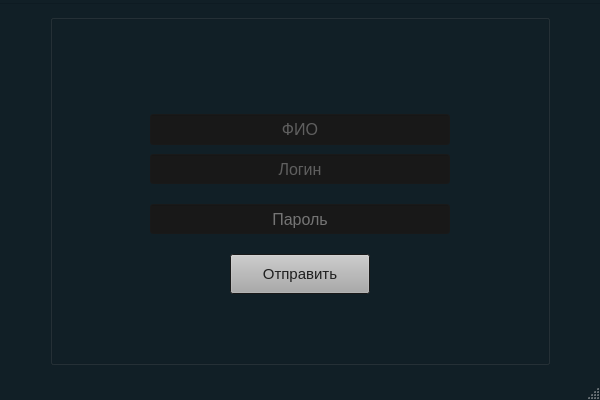
Above: mainwindow.ui from WinnersDunice/dunice_desktop_admin before the change. Below: the same form after it.
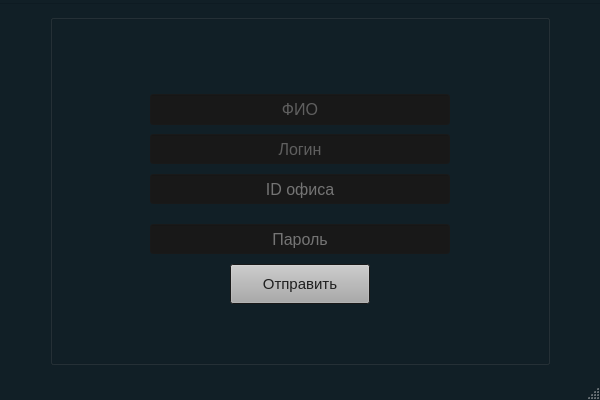
That is the form after the change. Icons and pictures are not drawn.

Patch:
```diff
--- a/mainwindow.ui
+++ b/mainwindow.ui
@@ -775,7 +775,7 @@
      <property name="geometry">
       <rect>
        <x>100</x>
-       <y>100</y>
+       <y>80</y>
        <width>300</width>
        <height>31</height>
       </rect>
@@ -1175,7 +1175,7 @@
      <property name="geometry">
       <rect>
        <x>100</x>
-       <y>140</y>
+       <y>120</y>
        <width>300</width>
        <height>30</height>
       </rect>
@@ -1566,7 +1566,7 @@
      <property name="geometry">
       <rect>
        <x>100</x>
-       <y>190</y>
+       <y>210</y>
        <width>300</width>
        <height>30</height>
       </rect>
@@ -1960,7 +1960,7 @@
      <property name="geometry">
       <rect>
        <x>180</x>
-       <y>240</y>
+       <y>250</y>
        <width>140</width>
        <height>40</height>
       </rect>
@@ -2402,24 +2402,11 @@
       <bool>false</bool>
      </property>
     </widget>
-    <widget class="QLabel" name="ERROR_SENDER">
-     <property name="geometry">
-      <rect>
-       <x>170</x>
-       <y>270</y>
-       <width>151</width>
-       <height>20</height>
-      </rect>
-     </property>
-     <property name="text">
-      <string/>
-     </property>
-    </widget>
     <widget class="QLabel" name="IBSDUNICW_ICON">
      <property name="geometry">
       <rect>
        <x>190</x>
-       <y>29</y>
+       <y>15</y>
        <width>120</width>
        <height>62</height>
       </rect>
@@ -2441,7 +2428,7 @@
      <property name="geometry">
       <rect>
        <x>100</x>
-       <y>290</y>
+       <y>295</y>
        <width>300</width>
        <height>20</height>
       </rect>
@@ -2453,6 +2440,403 @@
       <set>Qt::AlignmentFlag::AlignCenter</set>
      </property>
     </widget>
+    <widget class="QLineEdit" name="ID_FIELD">
+     <property name="geometry">
+      <rect>
+       <x>100</x>
+       <y>160</y>
+       <width>300</width>
+       <height>30</height>
+      </rect>
+     </property>
+     <property name="palette">
+      <palette>
+       <active>
+        <colorrole role="WindowText">
+         <brush brushstyle="SolidPattern">
+          <color alpha="255">
+           <red>236</red>
+           <green>236</green>
+           <blue>236</blue>
+          </color>
+         </brush>
+        </colorrole>
+        <colorrole role="Button">
+         <brush brushstyle="SolidPattern">
+          <color alpha="255">
+           <red>36</red>
+           <green>36</green>
+           <blue>36</blue>
+          </color>
+         </brush>
+        </colorrole>
+        <colorrole role="Light">
+         <brush brushstyle="SolidPattern">
+          <color alpha="255">
+           <red>133</red>
+           <green>170</green>
+           <blue>120</blue>
+          </color>
+         </brush>
+        </colorrole>
+        <colorrole role="Midlight">
+         <brush brushstyle="SolidPattern">
+          <color alpha="255">
+           <red>79</red>
+           <green>79</green>
+           <blue>79</blue>
+          </color>
+         </brush>
+        </colorrole>
+        <colorrole role="Mid">
+         <brush brushstyle="SolidPattern">
+          <color alpha="255">
+           <red>70</red>
+           <green>70</green>
+           <blue>70</blue>
+          </color>
+         </brush>
+        </colorrole>
+        <colorrole role="Text">
+         <brush brushstyle="SolidPattern">
+          <color alpha="255">
+           <red>245</red>
+           <green>245</green>
+           <blue>245</blue>
+          </color>
+         </brush>
+        </colorrole>
+        <colorrole role="BrightText">
+         <brush brushstyle="SolidPattern">
+          <color alpha="255">
+           <red>209</red>
+           <green>209</green>
+           <blue>209</blue>
+          </color>
+         </brush>
+        </colorrole>
+        <colorrole role="ButtonText">
+         <brush brushstyle="SolidPattern">
+          <color alpha="255">
+           <red>240</red>
+           <green>240</green>
+           <blue>240</blue>
+          </color>
+         </brush>
+        </colorrole>
+        <colorrole role="Base">
+         <brush brushstyle="SolidPattern">
+          <color alpha="255">
+           <red>24</red>
+           <green>24</green>
+           <blue>24</blue>
+          </color>
+         </brush>
+        </colorrole>
+        <colorrole role="Window">
+         <brush brushstyle="SolidPattern">
+          <color alpha="255">
+           <red>35</red>
+           <green>35</green>
+           <blue>35</blue>
+          </color>
+         </brush>
+        </colorrole>
+        <colorrole role="Highlight">
+         <brush brushstyle="SolidPattern">
+          <color alpha="255">
+           <red>2</red>
+           <green>160</green>
+           <blue>93</blue>
+          </color>
+         </brush>
+        </colorrole>
+        <colorrole role="AlternateBase">
+         <brush brushstyle="SolidPattern">
+          <color alpha="255">
+           <red>39</red>
+           <green>39</green>
+           <blue>39</blue>
+          </color>
+         </brush>
+        </colorrole>
+        <colorrole role="ToolTipText">
+         <brush brushstyle="SolidPattern">
+          <color alpha="255">
+           <red>207</red>
+           <green>207</green>
+           <blue>207</blue>
+          </color>
+         </brush>
+        </colorrole>
+        <colorrole role="PlaceholderText">
+         <brush brushstyle="SolidPattern">
+          <color alpha="128">
+           <red>208</red>
+           <green>208</green>
+           <blue>208</blue>
+          </color>
+         </brush>
+        </colorrole>
+       </active>
+       <inactive>
+        <colorrole role="WindowText">
+         <brush brushstyle="SolidPattern">
+          <color alpha="255">
+           <red>236</red>
+           <green>236</green>
+           <blue>236</blue>
+          </color>
+         </brush>
+        </colorrole>
+        <colorrole role="Button">
+         <brush brushstyle="SolidPattern">
+          <color alpha="255">
+           <red>36</red>
+           <green>36</green>
+           <blue>36</blue>
+          </color>
+         </brush>
+        </colorrole>
+        <colorrole role="Light">
+         <brush brushstyle="SolidPattern">
+          <color alpha="255">
+           <red>133</red>
+           <green>170</green>
+           <blue>120</blue>
+          </color>
+         </brush>
+        </colorrole>
+        <colorrole role="Midlight">
+         <brush brushstyle="SolidPattern">
+          <color alpha="255">
+           <red>79</red>
+           <green>79</green>
+           <blue>79</blue>
+          </color>
+         </brush>
+        </colorrole>
+        <colorrole role="Mid">
+         <brush brushstyle="SolidPattern">
+          <color alpha="255">
+           <red>70</red>
+           <green>70</green>
+           <blue>70</blue>
+          </color>
+         </brush>
+        </colorrole>
+        <colorrole role="Text">
+         <brush brushstyle="SolidPattern">
+          <color alpha="255">
+           <red>245</red>
+           <green>245</green>
+           <blue>245</blue>
+          </color>
+         </brush>
+        </colorrole>
+        <colorrole role="BrightText">
+         <brush brushstyle="SolidPattern">
+          <color alpha="255">
+           <red>209</red>
+           <green>209</green>
+           <blue>209</blue>
+          </color>
+         </brush>
+        </colorrole>
+        <colorrole role="ButtonText">
+         <brush brushstyle="SolidPattern">
+          <color alpha="255">
+           <red>240</red>
+           <green>240</green>
+           <blue>240</blue>
+          </color>
+         </brush>
+        </colorrole>
+        <colorrole role="Base">
+         <brush brushstyle="SolidPattern">
+          <color alpha="255">
+           <red>24</red>
+           <green>24</green>
+           <blue>24</blue>
+          </color>
+         </brush>
+        </colorrole>
+        <colorrole role="Window">
+         <brush brushstyle="SolidPattern">
+          <color alpha="255">
+           <red>35</red>
+           <green>35</green>
+           <blue>35</blue>
+          </color>
+         </brush>
+        </colorrole>
+        <colorrole role="Highlight">
+         <brush brushstyle="SolidPattern">
+          <color alpha="255">
+           <red>2</red>
+           <green>160</green>
+           <blue>93</blue>
+          </color>
+         </brush>
+        </colorrole>
+        <colorrole role="AlternateBase">
+         <brush brushstyle="SolidPattern">
+          <color alpha="255">
+           <red>39</red>
+           <green>39</green>
+           <blue>39</blue>
+          </color>
+         </brush>
+        </colorrole>
+        <colorrole role="ToolTipText">
+         <brush brushstyle="SolidPattern">
+          <color alpha="255">
+           <red>207</red>
+           <green>207</green>
+           <blue>207</blue>
+          </color>
+         </brush>
+        </colorrole>
+        <colorrole role="PlaceholderText">
+         <brush brushstyle="SolidPattern">
+          <color alpha="128">
+           <red>208</red>
+           <green>208</green>
+           <blue>208</blue>
+          </color>
+         </brush>
+        </colorrole>
+       </inactive>
+       <disabled>
+        <colorrole role="Button">
+         <brush brushstyle="SolidPattern">
+          <color alpha="255">
+           <red>36</red>
+           <green>36</green>
+           <blue>36</blue>
+          </color>
+         </brush>
+        </colorrole>
+        <colorrole role="Light">
+         <brush brushstyle="SolidPattern">
+          <color alpha="255">
+           <red>133</red>
+           <green>170</green>
+           <blue>120</blue>
+          </color>
+         </brush>
+        </colorrole>
+        <colorrole role="Midlight">
+         <brush brushstyle="SolidPattern">
+          <color alpha="255">
+           <red>79</red>
+           <green>79</green>
+           <blue>79</blue>
+          </color>
+         </brush>
+        </colorrole>
+        <colorrole role="Mid">
+         <brush brushstyle="SolidPattern">
+          <color alpha="255">
+           <red>70</red>
+           <green>70</green>
+           <blue>70</blue>
+          </color>
+         </brush>
+        </colorrole>
+        <colorrole role="BrightText">
+         <brush brushstyle="SolidPattern">
+          <color alpha="255">
+           <red>209</red>
+           <green>209</green>
+           <blue>209</blue>
+          </color>
+         </brush>
+        </colorrole>
+        <colorrole role="Base">
+         <brush brushstyle="SolidPattern">
+          <color alpha="255">
+           <red>35</red>
+           <green>35</green>
+           <blue>35</blue>
+          </color>
+         </brush>
+        </colorrole>
+        <colorrole role="Window">
+         <brush brushstyle="SolidPattern">
+          <color alpha="255">
+           <red>35</red>
+           <green>35</green>
+           <blue>35</blue>
+          </color>
+         </brush>
+        </colorrole>
+        <colorrole role="Highlight">
+         <brush brushstyle="SolidPattern">
+          <color alpha="255">
+           <red>109</red>
+           <green>170</green>
+           <blue>145</blue>
+          </color>
+         </brush>
+        </colorrole>
+        <colorrole role="AlternateBase">
+         <brush brushstyle="SolidPattern">
+          <color alpha="255">
+           <red>39</red>
+           <green>39</green>
+           <blue>39</blue>
+          </color>
+         </brush>
+        </colorrole>
+        <colorrole role="ToolTipText">
+         <brush brushstyle="SolidPattern">
+          <color alpha="255">
+           <red>207</red>
+           <green>207</green>
+           <blue>207</blue>
+          </color>
+         </brush>
+        </colorrole>
+        <colorrole role="PlaceholderText">
+         <brush brushstyle="SolidPattern">
+          <color alpha="128">
+           <red>208</red>
+           <green>208</green>
+           <blue>208</blue>
+          </color>
+         </brush>
+        </colorrole>
+       </disabled>
+      </palette>
+     </property>
+     <property name="font">
+      <font>
+       <family>Segoe UI</family>
+       <pointsize>12</pointsize>
+       <kerning>true</kerning>
+       <fontweight>Medium</fontweight>
+      </font>
+     </property>
+     <property name="focusPolicy">
+      <enum>Qt::FocusPolicy::ClickFocus</enum>
+     </property>
+     <property name="inputMethodHints">
+      <set>Qt::InputMethodHint::ImhNone</set>
+     </property>
+     <property name="text">
+      <string/>
+     </property>
+     <property name="echoMode">
+      <enum>QLineEdit::EchoMode::Normal</enum>
+     </property>
+     <property name="alignment">
+      <set>Qt::AlignmentFlag::AlignCenter</set>
+     </property>
+     <property name="placeholderText">
+      <string>ID офиса</string>
+     </property>
+    </widget>
    </widget>
   </widget>
   <widget class="QMenuBar" name="menubar">
```
